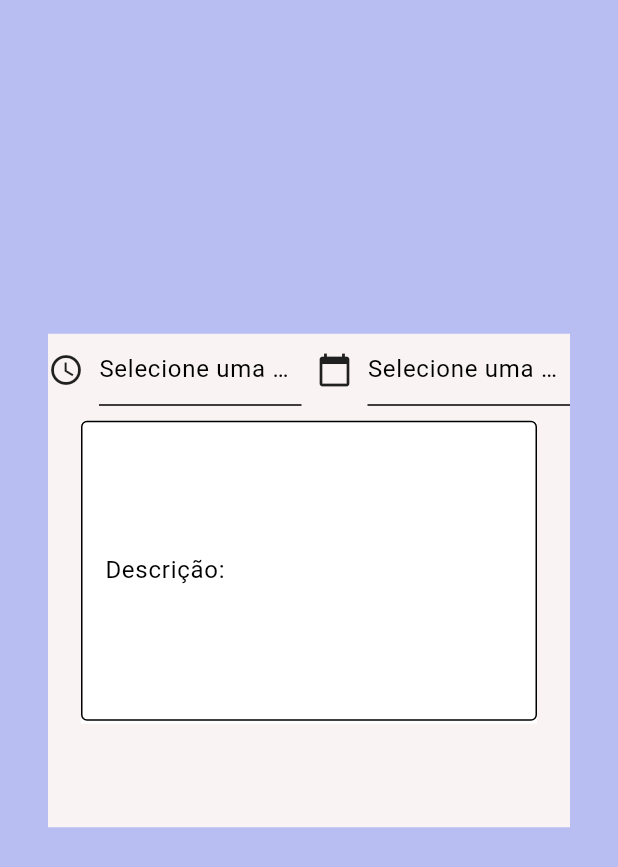
After one commit to fabioalpl/Projeto-Integrado, a Flutter app: the Atividades screen opened by its route, on a phone screen of 412 x 824 dp. The commit adds this screen. Shown: the top 867 px of the screen. Run offline on Flutter 3.47's test engine with Material 3 defaults, Android fonts, the phone set to English and light mode, and no system bars; our stand-ins replace cached_network_image, cloud_firestore, file_picker, firebase_auth, firebase_core, firebase_storage and 1 more; accounts and stored records are empty.

Commit message:
Incluindo o calendário e atividades.

```diff
--- /dev/null
+++ b/escolaconecta/lib/modelos/atividade.dart
@@ -0,0 +1,27 @@
+class Atividade {
+  String idUsuario;
+  String data;
+  String hora;
+  String descricao;
+  bool aceita;
+
+  Atividade(
+    this.idUsuario,
+    this.data,
+    this.hora,
+    this.descricao,
+    this.aceita,
+  );
+
+  Map<String, dynamic> toMap() {
+    Map<String, dynamic> map = {
+      "idUsuario": this.idUsuario,
+      "data": this.data,
+      "hora": this.hora,
+      "descricao": this.descricao,
+      "aceita": this.aceita == true ? "Sim" : "Não",
+    };
+
+    return map;
+  }
+}
--- /dev/null
+++ b/escolaconecta/lib/provider/conversa_provider.dart
@@ -0,0 +1,13 @@
+import 'package:escolaconecta/modelos/usuario.dart';
+import 'package:flutter/material.dart';
+
+class ConversaProvider with ChangeNotifier {
+  Usuario? _usuariologado;
+
+  Usuario? get usuarioLogado => _usuariologado;
+
+  set usuarioLogado(Usuario? usuario) {
+    _usuariologado = usuario;
+    notifyListeners();
+  }
+}
--- a/escolaconecta/lib/rotas/rotas.dart
+++ b/escolaconecta/lib/rotas/rotas.dart
@@ -1,4 +1,6 @@
 import 'package:escolaconecta/modelos/usuario.dart';
+import 'package:escolaconecta/telas/atividades.dart';
+import 'package:escolaconecta/telas/calendario.dart';
 import 'package:escolaconecta/telas/chat.dart';
 import 'package:escolaconecta/telas/home.dart';
 import 'package:escolaconecta/telas/login.dart';
@@ -30,7 +32,11 @@ class Rotas {
         return MaterialPageRoute(builder: (_) => Mensagens(args as Usuario));
       case "/atividades":
         return MaterialPageRoute(
-          builder: (_) => Chat(),
+          builder: (_) => Calendario(),
+        );
+      case "/atividade":
+        return MaterialPageRoute(
+          builder: (_) => Atividades(),
         );
     }
 
--- /dev/null
+++ b/escolaconecta/lib/telas/atividades.dart
@@ -0,0 +1,203 @@
+import 'package:cloud_firestore/cloud_firestore.dart';
+import 'package:escolaconecta/modelos/atividade.dart';
+import 'package:escolaconecta/modelos/usuario.dart';
+import 'package:escolaconecta/provider/conversa_provider.dart';
+import 'package:escolaconecta/uteis/paleta_cores.dart';
+import 'package:intl/intl.dart';
+import 'package:flutter/material.dart';
+import 'package:provider/provider.dart';
+
+class Atividades extends StatefulWidget {
+  final Atividade? atividade;
+
+  Atividades({this.atividade});
+
+  @override
+  State<Atividades> createState() => _AtividadesState();
+}
+
+class _AtividadesState extends State<Atividades> {
+  final TextEditingController _controllerData = TextEditingController();
+  final TextEditingController _controllerHora = TextEditingController();
+  final TextEditingController _controllerDescricao = TextEditingController();
+  FirebaseFirestore _firestore = FirebaseFirestore.instance;
+  final DateFormat _dateFormat = DateFormat('dd/MM/yyyy');
+  late DateTime _selectedDate;
+  late TimeOfDay _selectedTime;
+
+  Future<void> _selectDate(BuildContext context) async {
+    final picked = await showDatePicker(
+      context: context,
+      initialDate: _selectedDate,
+      firstDate: DateTime(2000),
+      lastDate: DateTime(2101),
+    );
+    if (picked != null && picked != _selectedDate) {
+      setState(() {
+        _selectedDate = picked;
+        _controllerData.text = _dateFormat.format(_selectedDate);
+      });
+    }
+  }
+
+  Future<void> _selectTime(BuildContext context) async {
+    final picked = await showTimePicker(
+      context: context,
+      initialTime: _selectedTime,
+    );
+
+    if (picked != null) {
+      setState(() {
+        _selectedTime = picked;
+        _controllerHora.text = _selectedTime.format(context);
+      });
+    }
+  }
+
+  _salvarAtividadeAtual(String idUsuario) {
+    String dataAtividade = _controllerData.text;
+    String horaAtividade = _controllerHora.text;
+    String descricao = _controllerDescricao.text;
+    bool aceita = true;
+
+    Atividade atividade =
+        Atividade(idUsuario, dataAtividade, horaAtividade, descricao, aceita);
+
+    _salvarAtividade(atividade);
+  }
+
+  _salvarAtividade(Atividade atividade) {
+    if (widget.atividade != null) {
+      _firestore
+          .collection("atividades")
+          .doc(atividade.idUsuario)
+          .update(atividade.toMap());
+    } else {
+      _firestore
+          .collection("atividades")
+          .doc(atividade.idUsuario)
+          .set(atividade.toMap());
+    }
+  }
+
+  @override
+  void initState() {
+    super.initState();
+    if (widget.atividade != null) {
+      DateFormat format = DateFormat("dd/MM/yyyy");
+      List<String> partesHora = widget.atividade!.hora.split(':');
+      int hora = int.parse(partesHora[0]);
+      int minuto = int.parse(partesHora[1]);
+
+      TimeOfDay horaConvertida = TimeOfDay(hour: hora, minute: minuto);
+
+      _selectedDate = format.parse(widget.atividade!.data);
+      _selectedTime = horaConvertida;
+      _controllerDescricao.text = widget.atividade!.descricao;
+    } else {
+      _selectedDate = DateTime.now();
+      _selectedTime = TimeOfDay.now();
+    }
+  }
+
+  @override
+  Widget build(BuildContext context) {
+    Usuario? usuarioLogado = context.watch<ConversaProvider>().usuarioLogado;
+    bool isPerfilEducador = usuarioLogado!.perfil == "Educador";
+    return Scaffold(
+      backgroundColor: PaletaCores.corFundo,
+      body: Center(
+        child: Column(
+          mainAxisAlignment: MainAxisAlignment.center,
+          children: [
+            Container(
+              width: 348,
+              height: 329,
+              decoration: BoxDecoration(color: Color(0xfffaf3f3)),
+              child: Column(
+                children: [
+                  Row(children: [
+                    GestureDetector(
+                      onTap: () {
+                        _selectTime(context);
+                      },
+                      child: Icon(Icons.access_time),
+                    ),
+                    SizedBox(width: 10.0),
+                    Expanded(
+                      child: TextFormField(
+                        controller: _controllerHora,
+                        readOnly: true,
+                        decoration: InputDecoration(
+                          hintText: 'Selecione uma hora',
+                        ),
+                      ),
+                    ),
+                    SizedBox(width: 10.0),
+                    GestureDetector(
+                      onTap: () {
+                        _selectDate(context);
+                      },
+                      child: Icon(Icons.calendar_today),
+                    ),
+                    SizedBox(width: 10.0),
+                    Expanded(
+                      child: TextFormField(
+                        controller: _controllerData,
+                        readOnly: true,
+                        decoration: InputDecoration(
+                          hintText: 'Selecione uma data',
+                        ),
+                      ),
+                    ),
+                  ]),
+                  SizedBox(height: 10.0),
+                  Container(
+                      child: TextField(
+                        maxLines: 7, // Este é o número de linhas visíveis
+                        controller: _controllerDescricao,
+                        decoration: InputDecoration(
+                          labelText: 'Descrição:',
+                          border: OutlineInputBorder(
+                            borderSide: BorderSide(),
+                          ),
+                        ),
+                      ),
+                      width: 304,
+                      height: 202,
+                      decoration: BoxDecoration(color: Colors.white)),
+                  SizedBox(height: 10.0),
+                  Row(
+                    children: [],
+                  )
+                ],
+              ),
+            ),
+            SizedBox(height: 50.0),
+            Visibility(
+              visible: isPerfilEducador,
+              child: Row(
+                mainAxisAlignment: MainAxisAlignment.center,
+                children: <Widget>[
+                  ElevatedButton(
+                    onPressed: () {
+                      _salvarAtividadeAtual(usuarioLogado!.idUsuario);
+                    },
+                    child: Text('Confirmar'),
+                  ),
+                  SizedBox(width: 16.0), // Adiciona um espaço entre os botões
+                  ElevatedButton(
+                    onPressed: () {
+                      Navigator.pushReplacementNamed(context, "/atividades");
+                    },
+                    child: Text('Cancelar'),
+                  ),
+                ],
+              ),
+            )
+          ],
+        ),
+      ),
+    );
+  }
+}
--- a/escolaconecta/lib/telas/login.dart
+++ b/escolaconecta/lib/telas/login.dart
@@ -1,11 +1,13 @@
 import 'dart:typed_data';
 import 'package:cloud_firestore/cloud_firestore.dart';
 import 'package:escolaconecta/modelos/usuario.dart';
+import 'package:escolaconecta/provider/conversa_provider.dart';
 import 'package:escolaconecta/uteis/paleta_cores.dart';
 import 'package:file_picker/file_picker.dart';
 import 'package:firebase_auth/firebase_auth.dart';
 import 'package:firebase_storage/firebase_storage.dart';
 import 'package:flutter/material.dart';
+import 'package:provider/provider.dart';
 
 class Login extends StatefulWidget {
   const Login({Key? key}) : super(key: key);
@@ -67,6 +69,7 @@ class _LoginState extends State<Login> {
 
         final usuariosRef = _firestore.collection("usuarios");
         await usuariosRef.doc(usuario.idUsuario).set(usuario.toMap());
+        context.read<ConversaProvider>().usuarioLogado = usuario;
         Navigator.pushReplacementNamed(context, "/home");
       });
     }
--- a/escolaconecta/pubspec.yaml
+++ b/escolaconecta/pubspec.yaml
@@ -41,6 +41,8 @@ dependencies:
   firebase_storage: ^11.4.0
   file_picker: ^6.0.0
   cached_network_image: ^3.3.0
+  table_calendar: ^3.0.9
+  provider: ^6.0.5
 
 dev_dependencies:
   flutter_test:
```
Also changed, not shown: escolaconecta/lib/componentes/lista_atividades.dart (added, +123 -0 lines), escolaconecta/lib/main.dart (+13 -6 lines), escolaconecta/lib/telas/calendario.dart (added, +52 -0 lines), escolaconecta/lib/telas/home.dart (+27 -3 lines), escolaconecta/lib/telas/Atividade.dart (deleted), escolaconecta/pubspec.lock, 1 other file.
